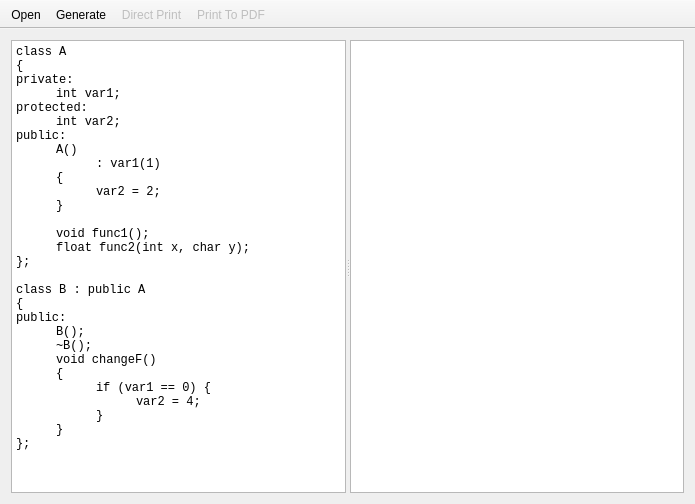
The window that MainWindow.ui (Denterosent/qtroad) describes before a commit, drawn with Qt 5.
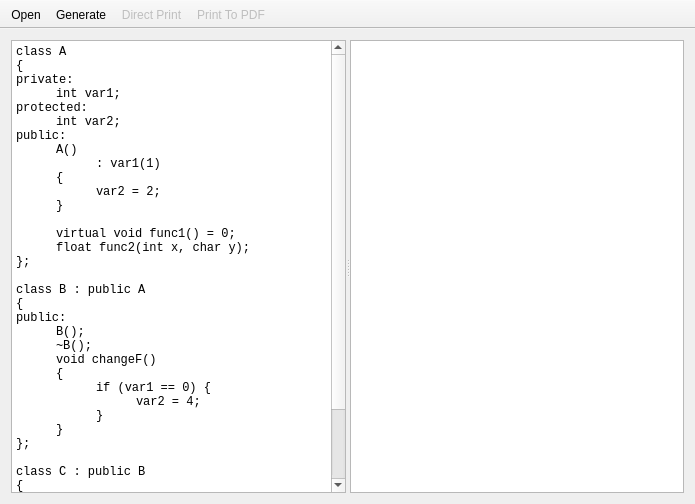
The same window after the commit.

Commit message: Proper abstract class support

Diff of the .ui file:
```diff
--- a/MainWindow.ui
+++ b/MainWindow.ui
@@ -40,7 +40,7 @@
 		var2 = 2;
 	}
 
-	void func1();
+	virtual void func1() = 0;
 	float func2(int x, char y);
 };
 
@@ -55,6 +55,14 @@
 			var2 = 4;
 		}
 	}
+};
+
+class C : public B
+{
+	virtual void func1()
+	{
+		var1++;
+	}
 };</string>
        </property>
        <property name="tabStopWidth">
```
The commit also changes 2 other files.
